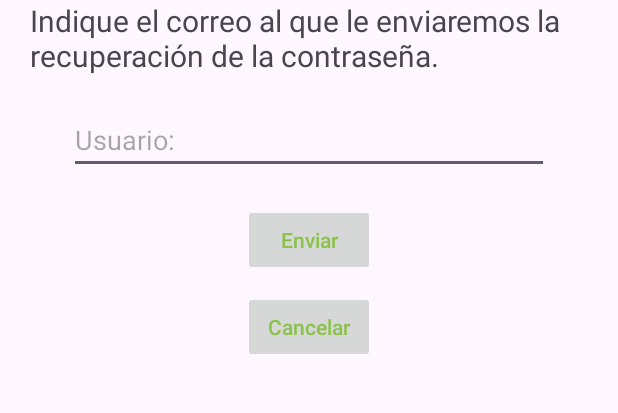
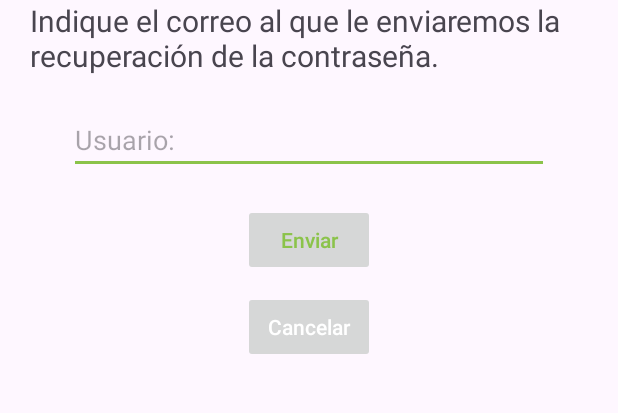
Before and after one commit to leomenvn/kotlinVN, an Android app: the ResetPasswordActivity screen opened directly, with no data from a screen before it, on a phone screen of 412 x 824 dp, the part 150-563 px from its top. Run offline under Robolectric (Android 15) with nearby library versions, the phone set to English and light mode, and no system bars; our stand-ins replace Firebase (no records; nobody signed in at launch, a user with empty details on screens opened directly).

Commit message:
Corregido style del botón para que sea el correcto

```diff
--- a/app/src/main/res/layout/activity_main.xml
+++ b/app/src/main/res/layout/activity_main.xml
@@ -80,6 +80,7 @@
         android:src="@drawable/chevron_right" />
 
     <Button
+        style="@style/boton_login"
         android:id="@+id/bt_cerrarSesion"
         android:layout_width="wrap_content"
         android:layout_height="wrap_content"
--- a/app/src/main/res/layout/popup_detalles.xml
+++ b/app/src/main/res/layout/popup_detalles.xml
@@ -34,6 +34,7 @@
         />
 
     <Button
+        style="@style/boton_login"
         android:id="@+id/bt_popup"
         android:layout_width="wrap_content"
         android:layout_height="wrap_content"
--- a/app/src/main/res/values/styles.xml
+++ b/app/src/main/res/values/styles.xml
@@ -5,7 +5,7 @@
     <item name="android:layout_width">match_parent</item>
     <item name="android:layout_height">wrap_content</item>
     <item name="android:stateListAnimator">@null</item>
-    <item name="android:textColor">@color/green</item>
+    <item name="android:textColor">@color/white</item>
     <item name="android:elevation">0dp</item>
     </style>
 
@@ -14,6 +14,7 @@
         <item name="android:layout_width">match_parent</item>
         <item name="android:layout_height">wrap_content</item>
         <item name="android:stateListAnimator">@null</item>
+        <item name="android:color">@color/white</item>
         <item name="android:textColor">@color/green</item>
         <item name="android:elevation">0dp</item>
     </style>
--- a/app/src/main/res/values/themes.xml
+++ b/app/src/main/res/values/themes.xml
@@ -2,7 +2,8 @@
     <!-- Base application theme. -->
     <style name="Base.Theme.Iberdrola" parent="Theme.Material3.DayNight.NoActionBar">
         <!-- Customize your light theme here. -->
-        <!-- <item name="colorPrimary">@color/my_light_primary</item> -->
+        <item name="colorPrimary">@color/green</item>
+        <item name="colorSecondary">@color/green</item>
     </style>
 
     <style name="Theme.Iberdrola" parent="Base.Theme.Iberdrola" />
```
